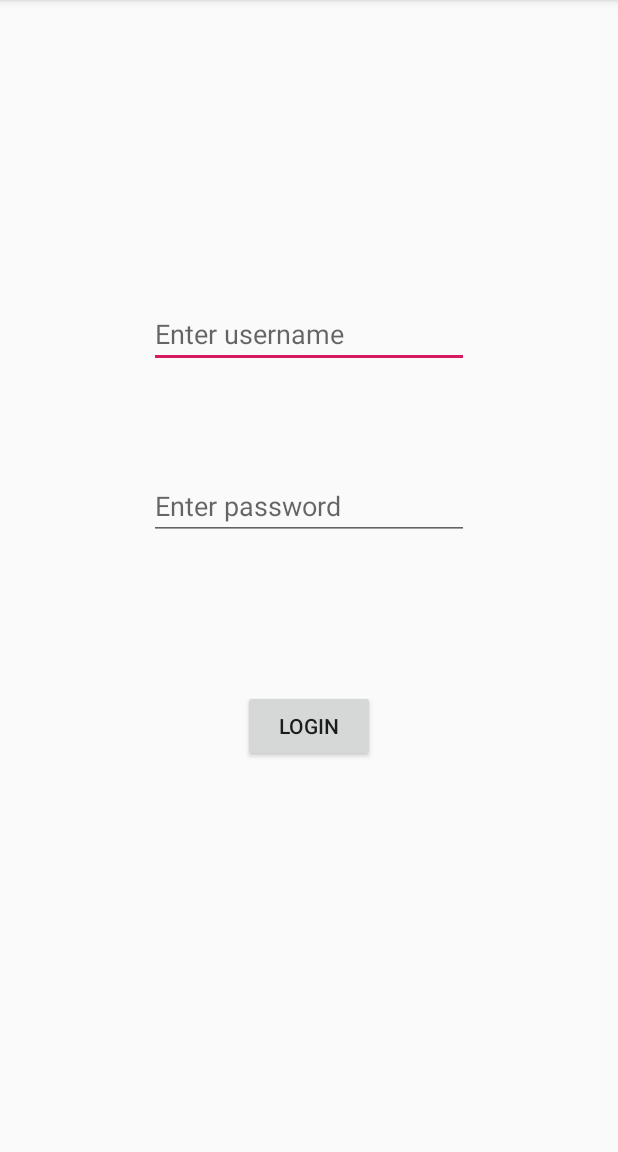
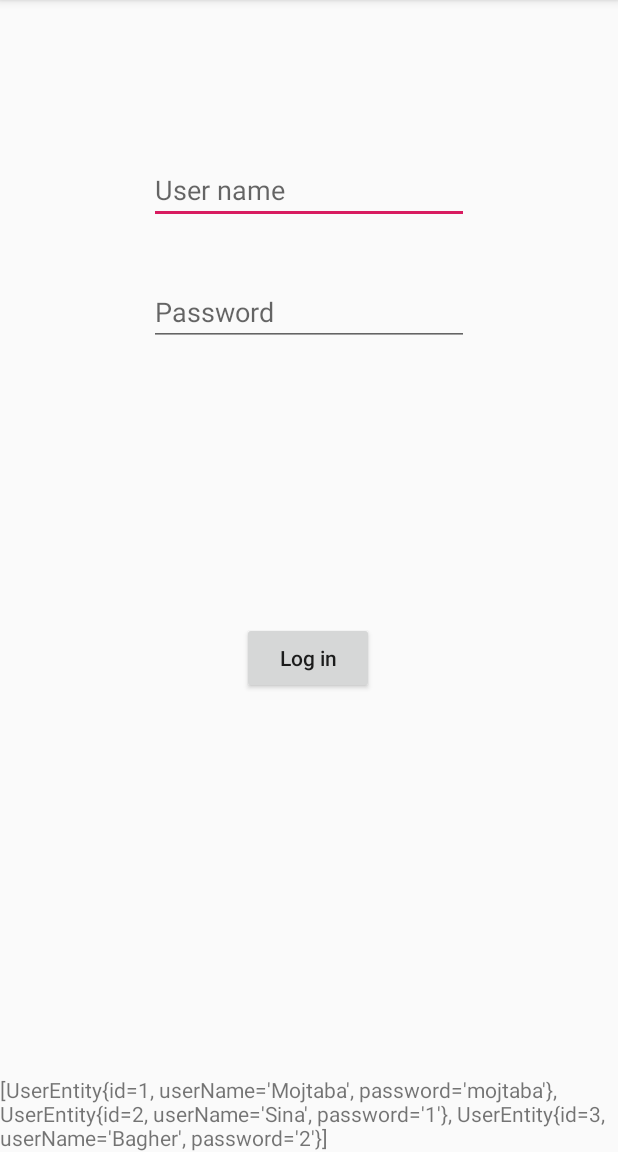
Before and after one commit to moj1987/LoginAppProject, an Android app: the screen it shows after launch (MainActivity), on a phone screen of 412 x 824 dp, the part 84-1236 px from its top. Run offline under Robolectric (Android 15) with nearby library versions, the phone set to English and light mode, and no system bars; our stand-ins replace Room's generated code.

Commit message:
intent added and log in button takes to 2nd activity

```diff
--- a/app/src/main/java/com/example/prep_authentication_integration/MainActivity.java
+++ b/app/src/main/java/com/example/prep_authentication_integration/MainActivity.java
@@ -2,15 +2,69 @@ package com.example.prep_authentication_integration;
 
 import androidx.appcompat.app.AppCompatActivity;
 
+import android.content.Intent;
 import android.os.Bundle;
+import android.view.View;
+import android.widget.Button;
+import android.widget.EditText;
+import android.widget.TextView;
+import android.widget.Toast;
+
+import com.example.prep_authentication_integration.database.UserDAO;
+import com.example.prep_authentication_integration.database.UserEntity;
+import com.example.prep_authentication_integration.utilities.SampleUsers;
+
+import java.util.ArrayList;
+
 
 public class MainActivity extends AppCompatActivity {
+
+    ArrayList<UserEntity> mUsers = new ArrayList<>();
 
     @Override
     protected void onCreate(Bundle savedInstanceState) {
         super.onCreate(savedInstanceState);
         setContentView(R.layout.activity_main);
 
+        Button logInButton = findViewById(R.id.log_in);
+        logInButton.setOnClickListener(v -> loginButtonClicked());
+
+        addUsers();
+        showUsers();
 
     }
+
+    private void addUsers() {
+        mUsers.addAll(SampleUsers.getUsers());
+        UserDAO mUsersData;
+    }
+
+    private void showUsers() {
+        TextView textView = findViewById(R.id.textView);
+
+        textView.setText(mUsers.toString());
+    }
+
+    public void loginButtonClicked() {
+
+        if (checkPasswordValidity()) {
+            Intent intent = new Intent(this, MapsActivity.class);
+            startActivity(intent);
+        } else {
+            Toast.makeText(MainActivity.this, "Wrong password!",
+                    Toast.LENGTH_LONG).show();
+        }
+    }
+
+    private boolean checkPasswordValidity() {
+
+//        اینو کجا باید تعریف کنم؟ اگر تو آنکریت تعریف کنم، چطوری اینجا استفاده کنم؟
+        EditText usernameInput = findViewById(R.id.user_name_text);
+
+        if (usernameInput.getText().toString().equals("a")) {
+            return true;
+        }
+        return false;
+    }
+
 }
--- a/app/src/main/java/com/example/prep_authentication_integration/database/UserDAO.java
+++ b/app/src/main/java/com/example/prep_authentication_integration/database/UserDAO.java
@@ -1,20 +1,26 @@
 package com.example.prep_authentication_integration.database;
 
+import androidx.room.Dao;
 import androidx.room.Insert;
 import androidx.room.OnConflictStrategy;
 import androidx.room.Query;
 
+import java.util.ArrayList;
 import java.util.List;
 
+@Dao
 public interface UserDAO {
 
     @Insert(onConflict = OnConflictStrategy.REPLACE)
-    public void insertUser(UserEntity userEntity);
+    void insertUser(UserEntity userEntity);
 
     @Insert(onConflict = OnConflictStrategy.REPLACE)
-    public void insertAll(List<UserEntity> sampleUsers);
+    void insertAll(List<UserEntity> sampleUsers);
 
     @Query("SELECT * FROM usersTable WHERE userName= :userName")
-    public UserEntity getUserByUserName(String userName);
+    UserEntity getUserByUserName(String userName);
+
+    @Query("SELECT * FROM usersTable ORDER BY userName DESC")
+    List<UserEntity> getAllUsers();
 
 }
--- a/app/src/main/java/com/example/prep_authentication_integration/database/UserEntity.java
+++ b/app/src/main/java/com/example/prep_authentication_integration/database/UserEntity.java
@@ -9,6 +9,7 @@ public class UserEntity {
 
     @PrimaryKey(autoGenerate = true)
     private int id;
+
     private String userName;
     private String password;
 
--- a/app/src/main/java/com/example/prep_authentication_integration/utilities/SampleUsers.java
+++ b/app/src/main/java/com/example/prep_authentication_integration/utilities/SampleUsers.java
@@ -14,11 +14,11 @@ public class SampleUsers {
     private static final String password2 = "1";
     private static final String password3 = "2";
 
-    public static List<UserEntity> getUsers(){
+    public static ArrayList<UserEntity> getUsers(){
         ArrayList<UserEntity> users = new ArrayList<>();
-        users.add(new UserEntity(username1,password1));
-        users.add(new UserEntity(username2,password2));
-        users.add(new UserEntity(username3,password3));
+        users.add(new UserEntity(1,username1,password1));
+        users.add(new UserEntity(2,username2,password2));
+        users.add(new UserEntity(3,username3,password3));
         return users;
     }
 
--- a/app/src/main/res/layout/activity_main.xml
+++ b/app/src/main/res/layout/activity_main.xml
@@ -6,37 +6,48 @@
     android:layout_height="match_parent"
     tools:context=".MainActivity">
 
+
     <EditText
         android:id="@+id/user_name_text"
         android:layout_width="wrap_content"
         android:layout_height="wrap_content"
+        android:layout_marginTop="104dp"
         android:ems="10"
+        android:hint="User name"
         android:inputType="textPersonName"
-        android:hint="Enter username"
-        app:layout_constraintBottom_toTopOf="@+id/password_text"
         app:layout_constraintEnd_toEndOf="parent"
         app:layout_constraintStart_toStartOf="parent"
-        app:layout_constraintTop_toTopOf="parent"
-        app:layout_constraintVertical_bias="0.742" />
+        app:layout_constraintTop_toTopOf="parent" />
 
     <EditText
-        android:id="@+id/password_text"
+        android:id="@+id/password_Text"
         android:layout_width="wrap_content"
         android:layout_height="wrap_content"
-        android:layout_marginBottom="100dp"
+        android:layout_marginTop="36dp"
         android:ems="10"
+        android:hint="Password"
         android:inputType="textPassword"
-        android:hint="Enter password"
-        app:layout_constraintBottom_toTopOf="@+id/login_button"
         app:layout_constraintEnd_toEndOf="parent"
-        app:layout_constraintStart_toStartOf="parent" />
+        app:layout_constraintStart_toStartOf="parent"
+        app:layout_constraintTop_toBottomOf="@+id/user_name_text" />
 
     <Button
-        android:id="@+id/login_button"
+        android:id="@+id/log_in"
         android:layout_width="wrap_content"
         android:layout_height="wrap_content"
-        android:layout_marginBottom="260dp"
-        android:text="Login"
+        android:text="Log in"
+        android:textAllCaps="false"
+        app:layout_constraintBottom_toBottomOf="parent"
+        app:layout_constraintEnd_toEndOf="parent"
+        app:layout_constraintHorizontal_bias="0.498"
+        app:layout_constraintStart_toStartOf="parent"
+        app:layout_constraintTop_toBottomOf="@+id/password_Text"
+        app:layout_constraintVertical_bias="0.376" />
+
+    <TextView
+        android:id="@+id/textView"
+        android:layout_width="wrap_content"
+        android:layout_height="wrap_content"
         app:layout_constraintBottom_toBottomOf="parent"
         app:layout_constraintEnd_toEndOf="parent"
         app:layout_constraintStart_toStartOf="parent" />
--- a/app/src/main/res/values/strings.xml
+++ b/app/src/main/res/values/strings.xml
@@ -1,3 +1,4 @@
 <resources>
     <string name="app_name">prep_authentication_integration</string>
+    <string name="title_activity_maps">Map</string>
 </resources>
```
Also changed, not shown: app/build.gradle (+13 -0 lines), app/src/debug/res/values/google_maps_api.xml (added, +24 -0 lines), app/src/main/AndroidManifest.xml (+27 -0 lines), app/src/main/java/com/example/prep_authentication_integration/MapsActivity.java (added, +47 -0 lines), app/src/main/java/com/example/prep_authentication_integration/database/UserDatabase.java (added, +30 -0 lines), app/src/main/res/layout/activity_maps.xml (added, +9 -0 lines), 2 other files.
